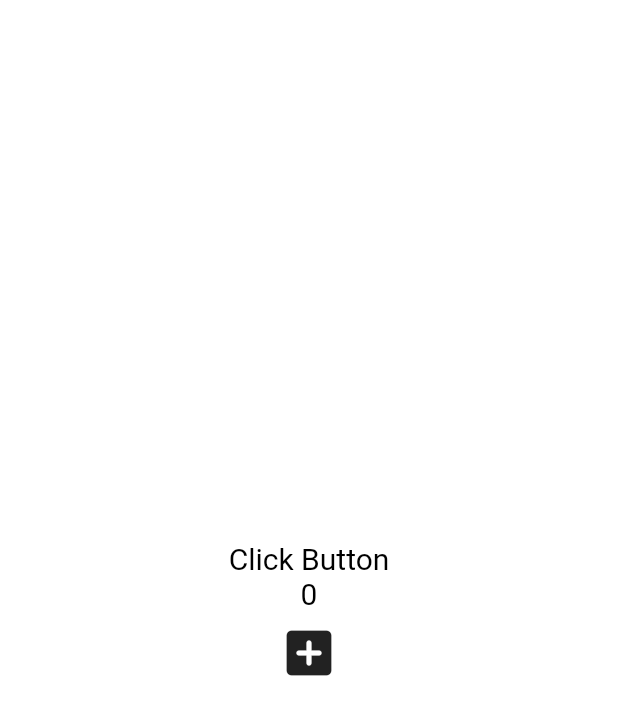
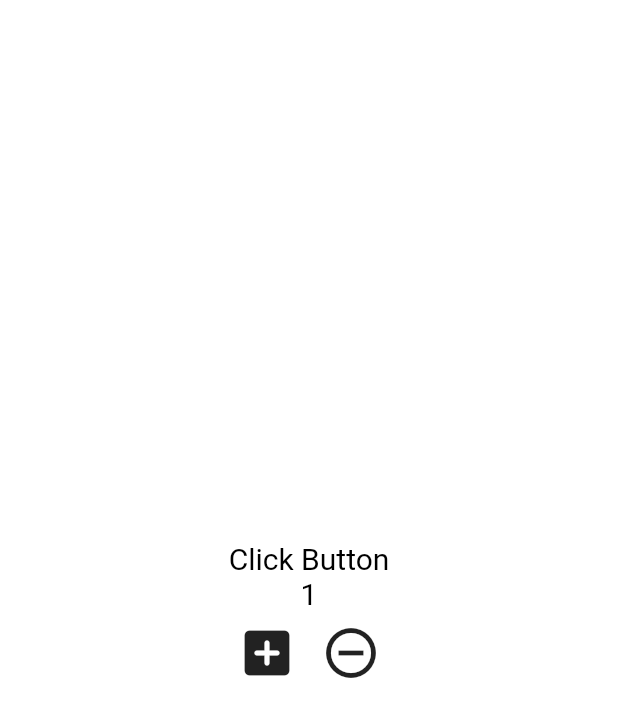
Before and after one commit to gurumee92/getting-started-flutter, a Flutter app: the screen it shows after launch, after a tap on the "add box" icon, on a phone screen of 412 x 824 dp. Shown: the top 717 px of the screen. Run offline on Flutter 3.47's test engine with Material 2 defaults, Android fonts, the phone set to English and light mode, and no system bars.

Commit message:
feat: Add button add, remove

```diff
--- a/stateful_widgets/lib/main.dart
+++ b/stateful_widgets/lib/main.dart
@@ -14,8 +14,16 @@ class App extends StatefulWidget {
 class _AppState extends State<App> {
   int count = 0;
 
-  void onClicked() {
+  void onClickedAdd() {
+    setState(() {
       count += 1;
+    });
+  }
+
+  void onClickedSub() {
+    setState(() {
+      count -= 1;
+    });
   }
 
   @override
@@ -42,12 +50,24 @@ class _AppState extends State<App> {
                   fontSize: 20,
                 ),
               ),
+              Row(
+                mainAxisAlignment: MainAxisAlignment.center,
+                children: [
                   IconButton(
                     iconSize: 40,
-                onPressed: onClicked,
+                    onPressed: onClickedAdd,
                     icon: const Icon(
                       Icons.add_box_rounded,
                     ),
+                  ),
+                  IconButton(
+                    iconSize: 40,
+                    onPressed: onClickedSub,
+                    icon: const Icon(
+                      Icons.remove_circle_outline_outlined,
+                    ),
+                  )
+                ],
               ),
             ],
           ),
```
Lines whose indentation alone changed are shown as unchanged.
